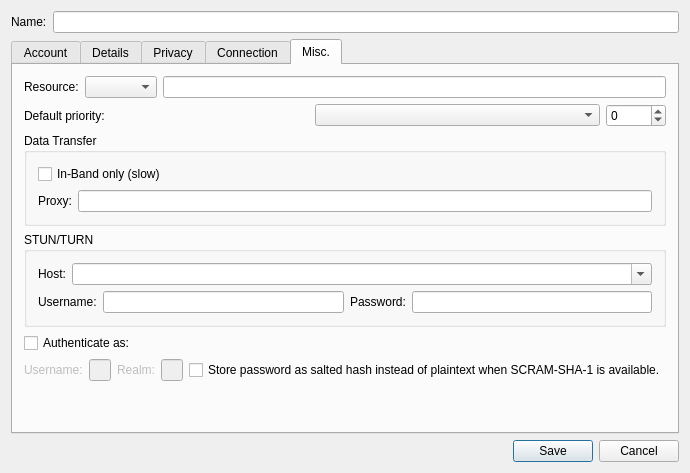
Above: src/accountmodify.ui from psi-plus/psi-plus-snapshots before the change. Below: the same form after it.
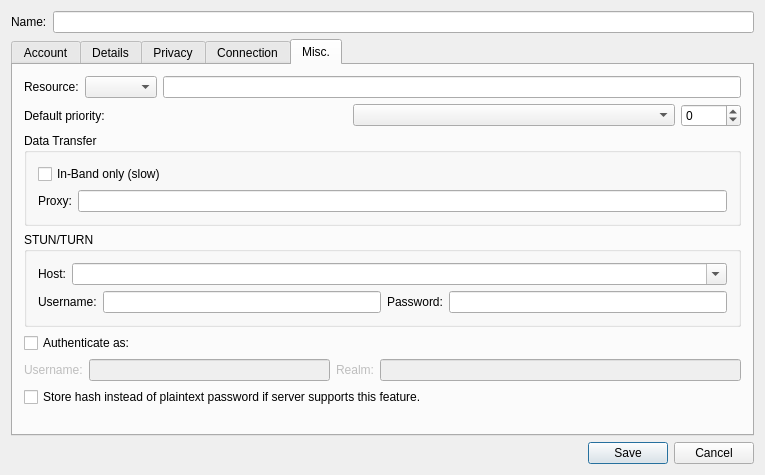
That is the form after the change. The open tabs and pages were chosen to show the change. Custom widgets are drawn as their Qt base class.

Commit message: Current version is 0.16.115: Psi+ was updated.

Patch:
```diff
--- a/src/accountmodify.ui
+++ b/src/accountmodify.ui
@@ -6,8 +6,8 @@
    <rect>
     <x>0</x>
     <y>0</y>
-    <width>500</width>
-    <height>473</height>
+    <width>765</width>
+    <height>475</height>
    </rect>
   </property>
   <property name="windowTitle">
@@ -1028,14 +1028,19 @@
            </property>
           </widget>
          </item>
+        </layout>
+       </item>
 		 <item>
            <widget class="QCheckBox" name="ck_scram_salted_password">
+         <property name="toolTip">
+          <string>&lt;b&gt;Attention!&lt;/b&gt;
+&lt;br/&gt;
+When you enable this option you will not be able to find your password in config files. Only hash text will be there. So if you forget your password, it will be lost if you have not make a backup somewhere else.</string>
+         </property>
             <property name="text">
-             <string>Store password as salted hash instead of plaintext when SCRAM-SHA-1 is available.</string>
-            </property>
-           </widget>
-          </item>
-        </layout>
+          <string>Store hash instead of plaintext password if server supports this feature.</string>
+         </property>
+        </widget>
        </item>
        <item>
         <spacer>
```
Lines whose indentation alone changed are shown as unchanged. The commit also changes 1 other file.
